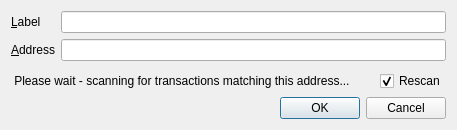
unatv2/UnatV2-test, file src/qt/forms/editaddressdialog.ui: the form before one commit.
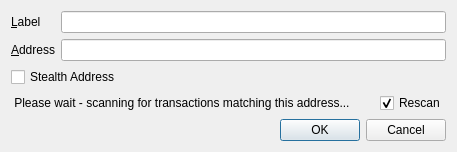
The form after the commit. Custom widgets are drawn as their Qt base class.

Diff of the .ui file:
```diff
--- a/src/qt/forms/editaddressdialog.ui
+++ b/src/qt/forms/editaddressdialog.ui
@@ -53,6 +53,13 @@
        </property>
       </widget>
      </item>
+     <item row="2" column="0" colspan="2">
+      <widget class="QCheckBox" name="stealthCB">
+       <property name="text">
+        <string>Stealth Address</string>
+       </property>
+      </widget>
+     </item>
     </layout>
    </item>
    <item>
```
